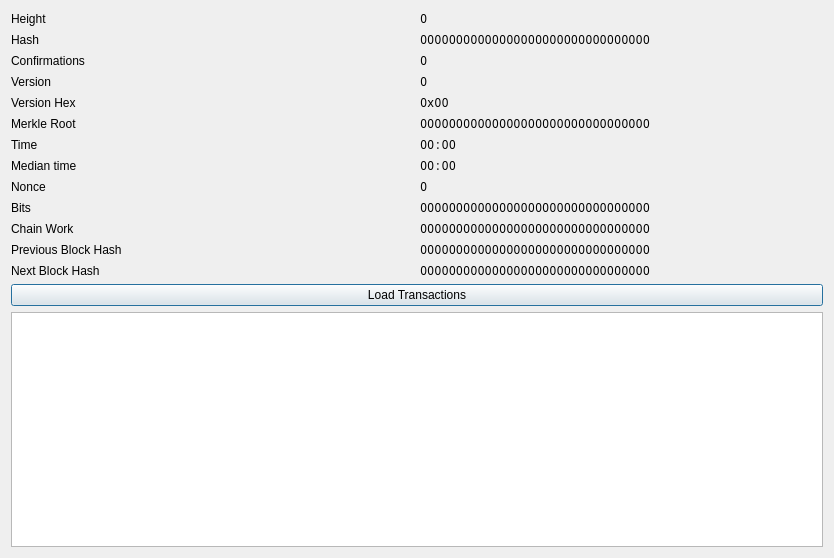
Before: the Qt Designer form src/qt/forms/blockindexdetailsdialog.ui in torkelrogstad/mainchain, drawn with Qt 5.
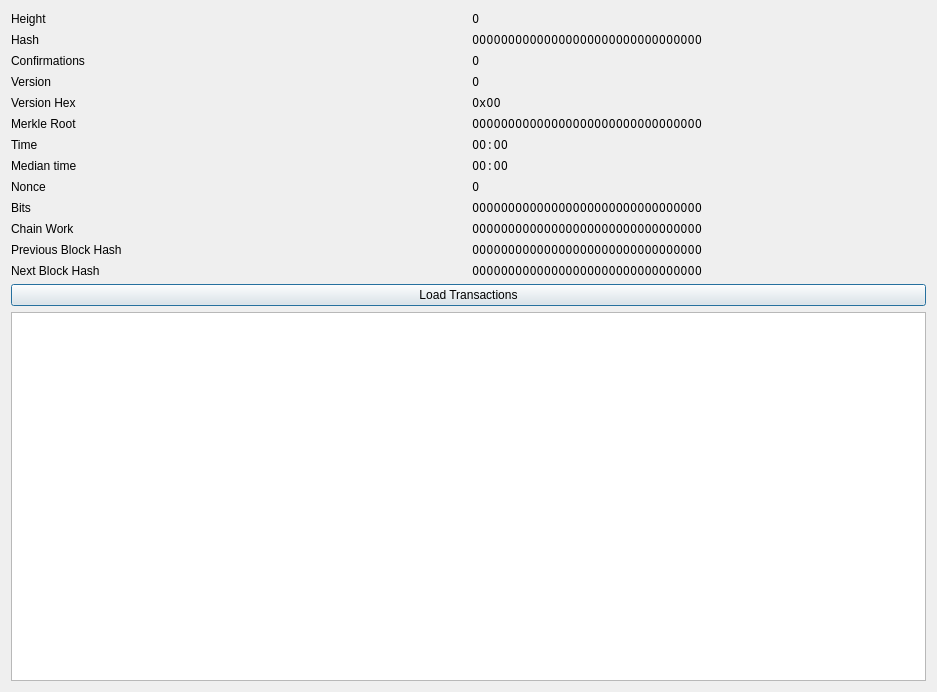
After: the same form once the commit is applied.

Commit message:
Update block explorer & Tx details dialogs
* Update scroll speed and block table style

* Remove left and right buttons

* Add decoded output data tree view to Tx details dialog

```diff
--- a/src/qt/forms/blockindexdetailsdialog.ui
+++ b/src/qt/forms/blockindexdetailsdialog.ui
@@ -6,8 +6,8 @@
    <rect>
     <x>0</x>
     <y>0</y>
-    <width>834</width>
-    <height>558</height>
+    <width>937</width>
+    <height>692</height>
    </rect>
   </property>
   <property name="windowTitle">
```
Left out of the diff: 286 changed lines with no effect on the pictures. The commit also changes 7 other files.
